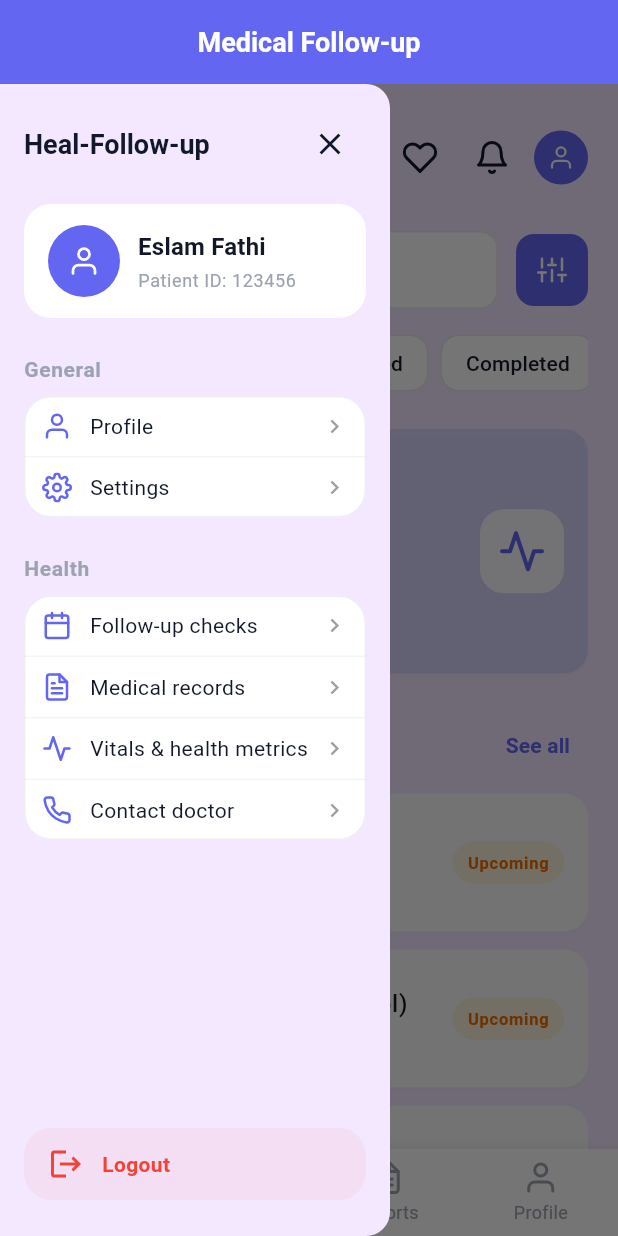
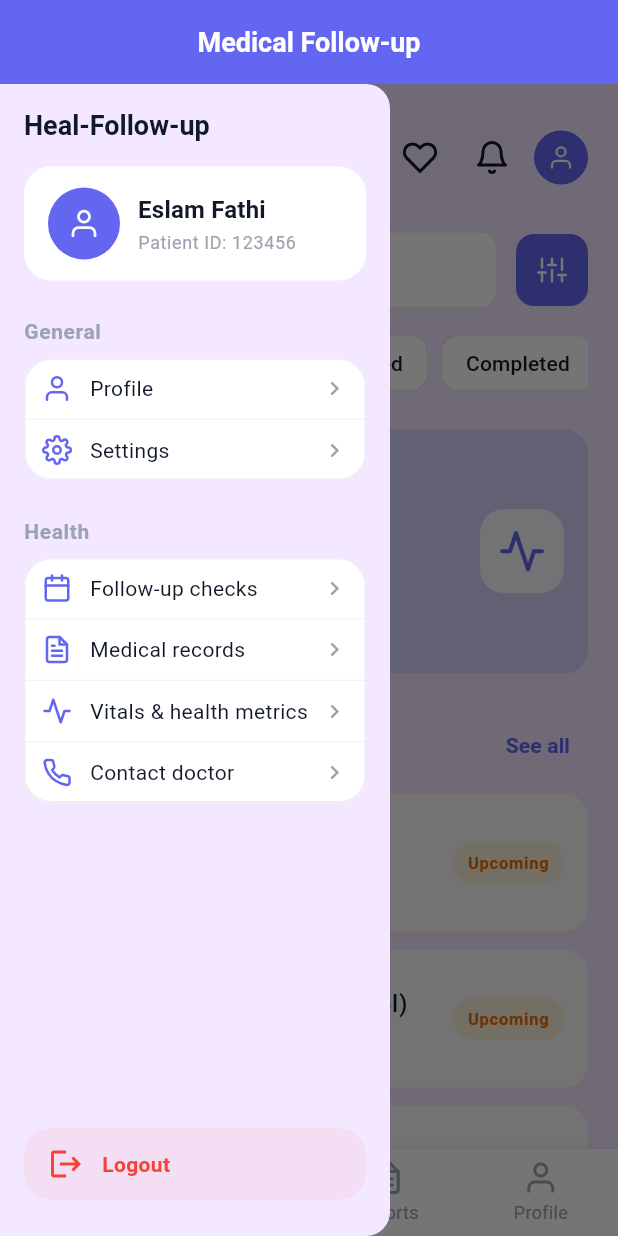
Before and after one commit to Eslam-Fathi/medical_follow_up_app, a Flutter app: the screen it shows after launch, with the side drawer open, on a phone screen of 412 x 824 dp. Run offline on Flutter 3.47's test engine with Material 3 defaults, Android fonts, the phone set to English and light mode, and no system bars; our stand-ins replace flutter_feather_icons.

Commit message:
feat: Enhance home screen with profile card and responsive layout adjustments

```diff
--- a/lib/features/home/presentation/view/home_screen.dart
+++ b/lib/features/home/presentation/view/home_screen.dart
@@ -45,7 +45,7 @@ class _HomeFollowUpScreenState extends State<HomeFollowUpScreen> {
             )
           : null,
 
-      // End drawer only on mobile (like your example)
+      // End drawer only on mobile (to show care team)
       endDrawer: isMobile
           ? SizedBox(
               width: MediaQuery.of(context).size.width * 0.8,
@@ -109,7 +109,7 @@ class _HomeFollowUpScreenState extends State<HomeFollowUpScreen> {
     );
   }
 
-  // ====== DESKTOP LAYOUT (side-by-side like your MainScreen example) ======
+  // ====== DESKTOP LAYOUT (side-by-side) ======
   Widget _buildDesktopLayout(BuildContext context) {
     return Row(
       children: [
--- a/lib/features/home/presentation/view/widgets/home_header.dart
+++ b/lib/features/home/presentation/view/widgets/home_header.dart
@@ -1,6 +1,7 @@
 import 'package:flutter/material.dart';
 import 'package:medical_follow_up_app/core/theme/app_icons.dart';
 import 'package:medical_follow_up_app/core/utils/colors.dart';
+import 'package:medical_follow_up_app/core/utils/responsive.dart';
 
 class HomeHeader extends StatelessWidget {
   final VoidCallback? onMenuPressed;
@@ -15,6 +16,7 @@ class HomeHeader extends StatelessWidget {
   @override
   Widget build(BuildContext context) {
     final theme = Theme.of(context);
+    final isDeskTop = Responsive.isDesktop(context);
 
     return Row(
       mainAxisAlignment: MainAxisAlignment.spaceBetween,
@@ -22,6 +24,9 @@ class HomeHeader extends StatelessWidget {
         Row(
           children: [
             // Menu icon (opens left drawer)
+            isDeskTop
+                ? const SizedBox.shrink()
+                :
             IconButton(
               icon:  Icon(AppIcons.menu),
               onPressed: onMenuPressed,
@@ -46,7 +51,10 @@ class HomeHeader extends StatelessWidget {
         Row(
           children: [
             // Care team icon (opens end drawer)
-            IconButton(
+            isDeskTop
+                ? const SizedBox.shrink()
+                :
+             IconButton(
               onPressed: onCareTeamPressed,
               icon:  Icon(AppIcons.heart), // or AppIcons.activity / people icon
               tooltip: 'Your care team',
--- a/lib/features/home/presentation/view/widgets/main_drawer.dart
+++ b/lib/features/home/presentation/view/widgets/main_drawer.dart
@@ -4,6 +4,7 @@ import 'package:medical_follow_up_app/core/utils/colors.dart';
 import 'package:medical_follow_up_app/features/home/presentation/view/widgets/drawer_card.dart';
 import 'package:medical_follow_up_app/features/home/presentation/view/widgets/drawer_item.dart';
 import 'package:medical_follow_up_app/features/home/presentation/view/widgets/logout_card.dart';
+import 'package:medical_follow_up_app/features/home/presentation/view/widgets/profile_card.dart';
 
 class MainDrawer extends StatelessWidget {
   const MainDrawer({super.key});
@@ -14,6 +15,7 @@ class MainDrawer extends StatelessWidget {
     final isDark = theme.brightness == Brightness.dark;
 
     return Drawer(
+
       // Slightly tinted background like the home screen
       backgroundColor:
           isDark ? HealtecColors.darkBackground : HealtecColors.background,
@@ -33,64 +35,13 @@ class MainDrawer extends StatelessWidget {
                       fontWeight: FontWeight.w700,
                     ),
                   ),
-                  IconButton(
-                    icon: const Icon(Icons.close),
-                    onPressed: () => Navigator.of(context).pop(),
-                  ),
+
                 ],
               ),
               const SizedBox(height: 16),
 
               // Profile card
-              Card(
-                color: isDark
-                    ? HealtecColors.darkSurface
-                    : Colors.white, // light card
-                elevation: 0,
-                shape: RoundedRectangleBorder(
-                  borderRadius: BorderRadius.circular(18),
-                ),
-                child: Padding(
-                  padding:
-                      const EdgeInsets.symmetric(horizontal: 16, vertical: 14),
-                  child: Row(
-                    children: [
-                       CircleAvatar(
-                        radius: 24,
-                        backgroundColor: HealtecColors.primary,
-                        child: Icon(
-                          AppIcons.profileFilled,
-                          color: Colors.white,
-                          size: 22,
-                        ),
-                      ),
-                      const SizedBox(width: 12),
-                      Expanded(
-                        child: Column(
-                          crossAxisAlignment: CrossAxisAlignment.start,
-                          children: [
-                            Text(
-                              'Eslam Fathi',
-                              style: theme.textTheme.titleMedium?.copyWith(
-                                fontWeight: FontWeight.w600,
-                              ),
-                            ),
-                            const SizedBox(height: 2),
-                            Text(
-                              'Patient ID: 123456',
-                              style: theme.textTheme.bodySmall?.copyWith(
-                                color: isDark
-                                    ? HealtecColors.darkTextSecondary
-                                    : HealtecColors.textSecondary,
-                              ),
-                            ),
-                          ],
-                        ),
-                      ),
-                    ],
-                  ),
-                ),
-              ),
+              ProfileCard(isDark: isDark, theme: theme),
 
               const SizedBox(height: 24),
 
--- /dev/null
+++ b/lib/features/home/presentation/view/widgets/profile_card.dart
@@ -0,0 +1,67 @@
+import 'package:flutter/material.dart';
+import 'package:medical_follow_up_app/core/theme/app_icons.dart';
+import 'package:medical_follow_up_app/core/utils/colors.dart';
+
+class ProfileCard extends StatelessWidget {
+  const ProfileCard({
+    super.key,
+    required this.isDark,
+    required this.theme,
+  });
+
+  final bool isDark;
+  final ThemeData theme;
+
+  @override
+  Widget build(BuildContext context) {
+    return Card(
+      color: isDark
+          ? HealtecColors.darkSurface
+          : Colors.white, // light card
+      elevation: 0,
+      shape: RoundedRectangleBorder(
+        borderRadius: BorderRadius.circular(18),
+      ),
+      child: Padding(
+        padding:
+            const EdgeInsets.symmetric(horizontal: 16, vertical: 14),
+        child: Row(
+          children: [
+             CircleAvatar(
+              radius: 24,
+              backgroundColor: HealtecColors.primary,
+              child: Icon(
+                AppIcons.profileFilled,
+                color: Colors.white,
+                size: 22,
+              ),
+            ),
+            const SizedBox(width: 12),
+            Expanded(
+              child: Column(
+                crossAxisAlignment: CrossAxisAlignment.start,
+                children: [
+                  Text(
+                    'Eslam Fathi',
+                    style: theme.textTheme.titleMedium?.copyWith(
+                      fontWeight: FontWeight.w600,
+                    ),
+                  ),
+                  const SizedBox(height: 2),
+                  Text(
+                    'Patient ID: 123456',
+                    style: theme.textTheme.bodySmall?.copyWith(
+                      color: isDark
+                          ? HealtecColors.darkTextSecondary
+                          : HealtecColors.textSecondary,
+                    ),
+                  ),
+                ],
+              ),
+            ),
+          ],
+        ),
+      ),
+    );
+  }
+}
```
